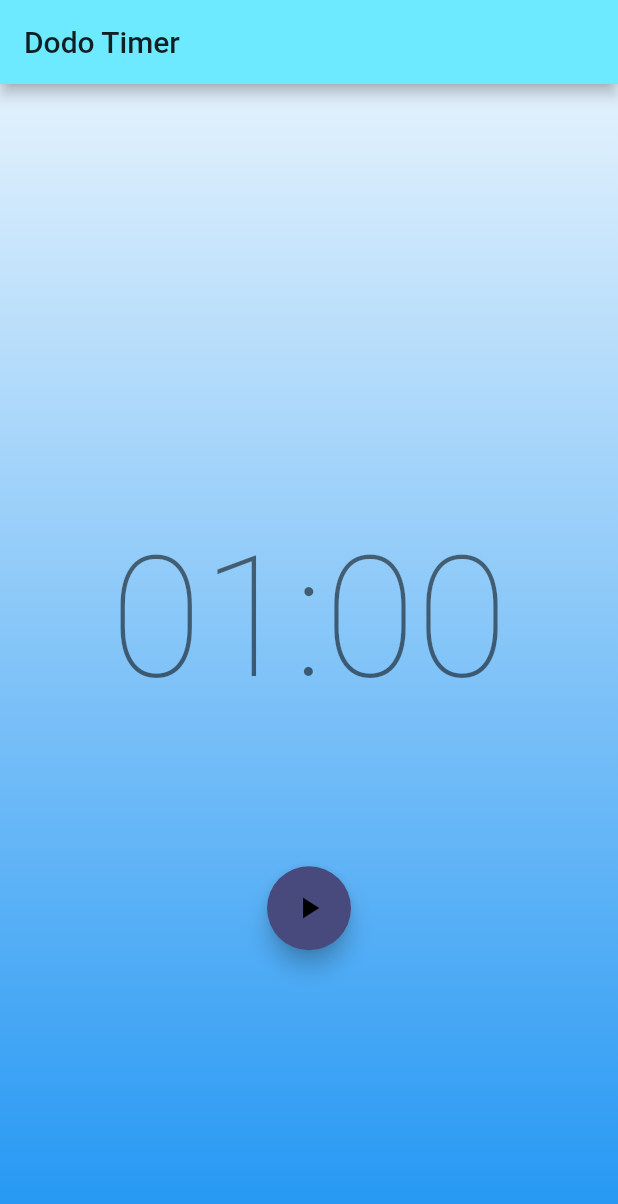
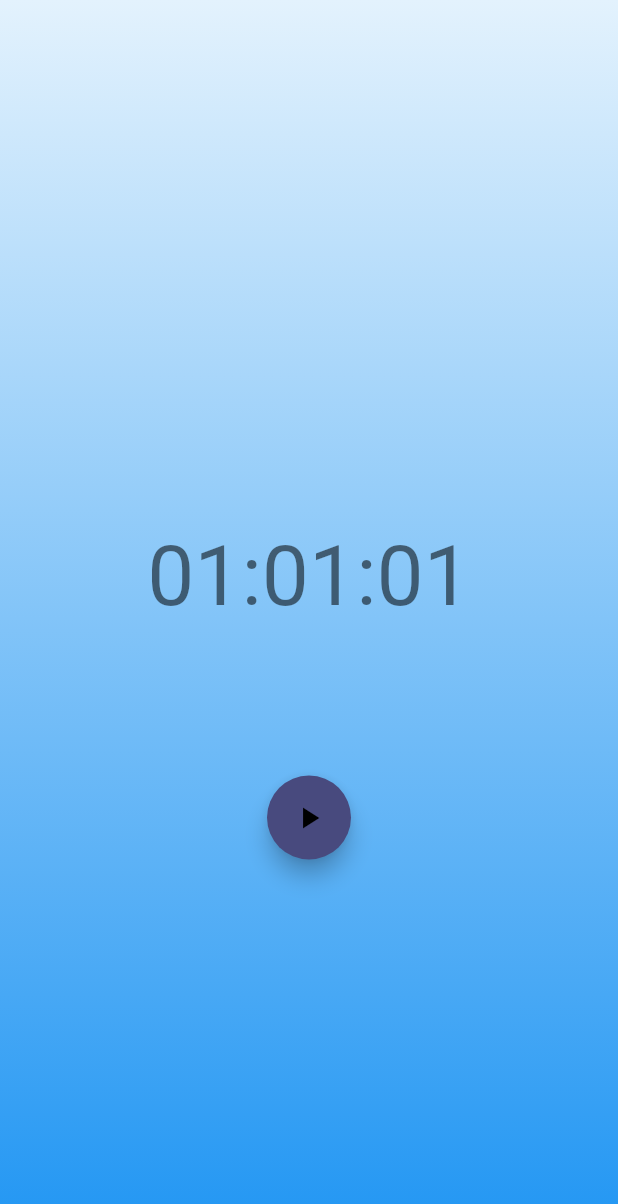
Before and after one commit to newu2012/DodoTimer, a Flutter app: the screen it shows after launch, on a phone screen of 412 x 824 dp. Shown: the top 1204 px of the screen. Run offline on Flutter 3.47's test engine with Material 2 defaults, Android fonts, the phone set to English and light mode, and no system bars; our stand-ins replace bloc, equatable, flutter_bloc.

Commit message:
feat: add hours text, minor UI changes

```diff
--- a/lib/timer/bloc/timer_bloc.dart
+++ b/lib/timer/bloc/timer_bloc.dart
@@ -9,7 +9,7 @@ part 'timer_state.dart';
 
 class TimerBloc extends Bloc<TimerEvent, TimerState> {
   final Ticker _ticker;
-  static const int _duration = 60;
+  static const int _duration = 90061;
 
   StreamSubscription<int>? _tickerSubscription;
 
--- a/lib/timer/view/timer_page.dart
+++ b/lib/timer/view/timer_page.dart
@@ -19,7 +19,6 @@ class TimerView extends StatelessWidget {
   @override
   Widget build(BuildContext context) {
     return Scaffold(
-      appBar: AppBar(title: const Text('Dodo Timer')),
       body: Stack(
         children: [
           const Background(),
@@ -42,16 +41,25 @@ class TimerView extends StatelessWidget {
 
 class TimerText extends StatelessWidget {
   const TimerText({Key? key}) : super(key: key);
+  final int hoursInDay = 24, minutesInHour = 60, secondsInMinute = 60;
+
   @override
   Widget build(BuildContext context) {
     final duration = context.select((TimerBloc bloc) => bloc.state.duration);
-    final minutesStr =
-        ((duration / 60) % 60).floor().toString().padLeft(2, '0');
-    final secondsStr = (duration % 60).floor().toString().padLeft(2, '0');
+    final hoursStr = ((duration / minutesInHour / secondsInMinute) % hoursInDay)
+        .floor()
+        .toString()
+        .padLeft(2, '0');
+    final minutesStr = ((duration / secondsInMinute) % secondsInMinute)
+        .floor()
+        .toString()
+        .padLeft(2, '0');
+    final secondsStr =
+        (duration % secondsInMinute).floor().toString().padLeft(2, '0');
 
     return Text(
-      '$minutesStr:$secondsStr',
-      style: Theme.of(context).textTheme.headline1,
+      '$hoursStr:$minutesStr:$secondsStr',
+      style: Theme.of(context).textTheme.headline2,
     );
   }
 }
@@ -81,7 +89,7 @@ class Actions extends StatelessWidget {
                     context.read<TimerBloc>().add(const TimerPaused()),
               ),
               FloatingActionButton(
-                child: const Icon(Icons.replay),
+                child: const Icon(Icons.stop),
                 onPressed: () =>
                     context.read<TimerBloc>().add(const TimerReset()),
               ),
@@ -93,14 +101,14 @@ class Actions extends StatelessWidget {
                     context.read<TimerBloc>().add(const TimerResumed()),
               ),
               FloatingActionButton(
-                child: const Icon(Icons.replay),
+                child: const Icon(Icons.stop),
                 onPressed: () =>
                     context.read<TimerBloc>().add(const TimerReset()),
               ),
             ],
             if (state is TimerRunComplete) ...[
               FloatingActionButton(
-                child: const Icon(Icons.replay),
+                child: const Icon(Icons.stop),
                 onPressed: () =>
                     context.read<TimerBloc>().add(const TimerReset()),
               ),
```
